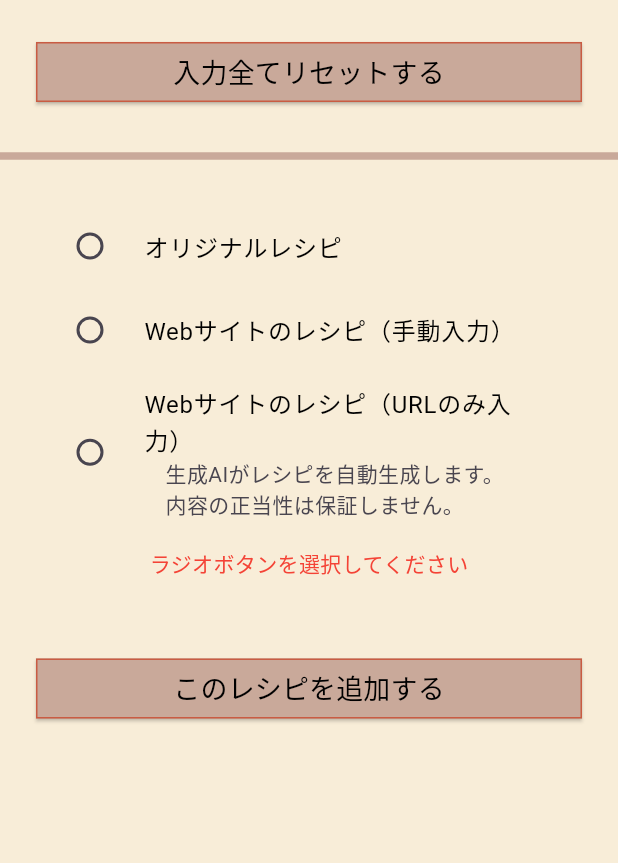
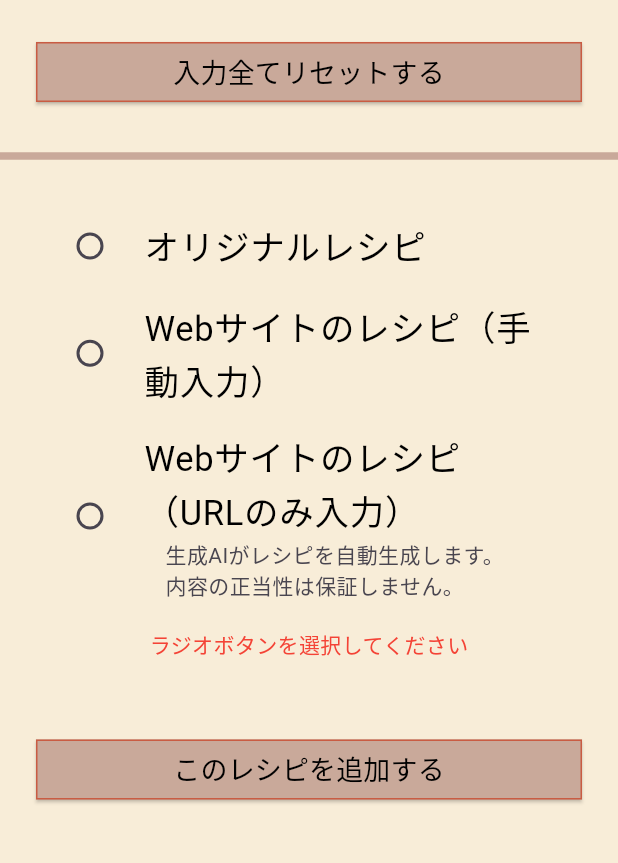
Before and after one commit to TikTakSick/cook-helper, a Flutter app: the RecipeAddPage screen opened directly, on a phone screen of 412 x 824 dp, the part 84-947 px from its top. Run offline on Flutter 3.47's test engine with Material 3 defaults, Android fonts, the phone set to English and light mode, and no system bars; our stand-ins replace cloud_firestore, community_material_icon, firebase_auth, firebase_core, flutter_riverpod, gap and 2 more; missing offline and left inert: auto_size_text_field; accounts and stored records are empty; network calls fail.

Commit message:
feat: Update UI for recipe add page and button styles

```diff
--- a/mobile_app/lib/views/pages/recipe_add_page.dart
+++ b/mobile_app/lib/views/pages/recipe_add_page.dart
@@ -232,6 +232,7 @@ class RecipeAddPageState extends ConsumerState<RecipeAddPage> {
                             child: AutoSizeTextFormField(
                               minLines: 1,
                               maxLines: 1,
+                              minFontSize: 20,
                               controller: dishNameController,
                               decoration: const InputDecoration(
                                 labelText: '料理名',
@@ -250,6 +251,7 @@ class RecipeAddPageState extends ConsumerState<RecipeAddPage> {
                             child: AutoSizeTextFormField(
                               minLines: 1,
                               maxLines: 20,
+                              minFontSize: 20,
                               controller: ingredientsController,
                               decoration: const InputDecoration(
                                   labelText: '材料',
@@ -268,6 +270,7 @@ class RecipeAddPageState extends ConsumerState<RecipeAddPage> {
                             child: AutoSizeTextFormField(
                               minLines: 1,
                               maxLines: 50,
+                              minFontSize: 20,
                               controller: instructionsController,
                               decoration: const InputDecoration(
                                 labelText: '作り方',
--- a/mobile_app/lib/views/utils/button_styles.dart
+++ b/mobile_app/lib/views/utils/button_styles.dart
@@ -3,7 +3,7 @@ import 'colors.dart';
 
 class AuthButton {
   static ButtonStyle style = ElevatedButton.styleFrom(
-    fixedSize: const Size(300, 1),
+    fixedSize: const Size(400, 1),
     shape: RoundedRectangleBorder(
       borderRadius: BorderRadius.circular(0),
     ),
--- a/mobile_app/lib/views/utils/text_styles.dart
+++ b/mobile_app/lib/views/utils/text_styles.dart
@@ -2,7 +2,7 @@ import 'package:flutter/material.dart';
 
 import 'colors.dart';
 
-// RecipeCard TextStyle
+// Recipe TextStyle
 const TextStyle recipeAttributeTextStyle = TextStyle(fontSize: 25);
 
 const TextStyle recipeDetailTextStyle = TextStyle(fontSize: 18);
@@ -30,4 +30,4 @@ const TextStyle bottomNavigationBarItemLabelTextStyle =
 
 // RadioListTile TextStyle
 const TextStyle radioListTileTextStyle =
-    TextStyle(color: CommonColors.textColor);
+    TextStyle(fontSize: 23, color: CommonColors.textColor);
```
Also changed, not shown: mobile_app/flutter_01.png (added).
